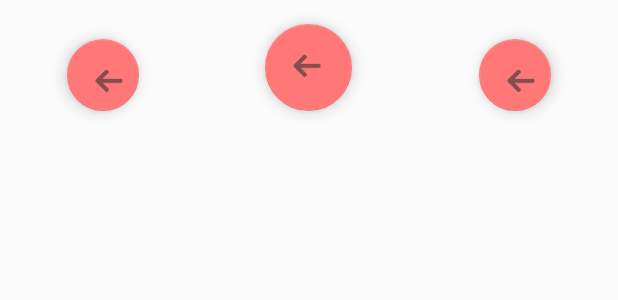
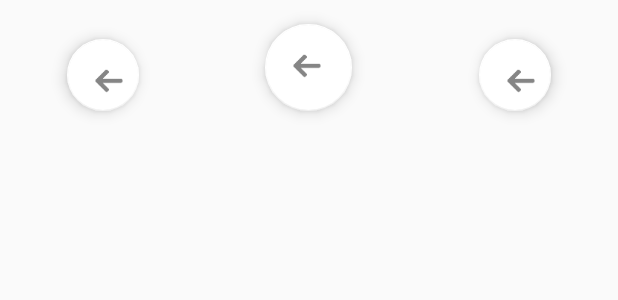
Before and after one commit to hnguyenworkstation/concert-buddies, an Android app: the layout custom_bottom_bar.xml on its own in the app's theme, with its tools: preview values and no code run, on a phone screen of 412 x 824 dp. Shown: the top 300 px of the screen. Run offline under Robolectric (Android 15) with nearby library versions, the phone set to English and light mode, and no system bars.

Commit message:
changed background tint mode for menu buttons

```diff
--- a/app/src/main/java/com/app/concertbud/concertbuddies/Activity/MainActivity.java
+++ b/app/src/main/java/com/app/concertbud/concertbuddies/Activity/MainActivity.java
@@ -31,7 +31,6 @@ import butterknife.ButterKnife;
 import butterknife.Unbinder;
 
 public class MainActivity extends BaseActivity implements View.OnClickListener{
-
     @BindView(R.id.home_tab)
     FloatingActionButton mHomeTabBtn;
     @BindView(R.id.loc_map_tab)
@@ -47,6 +46,7 @@ public class MainActivity extends BaseActivity implements View.OnClickListener{
 
     @BindView(R.id.image_btn)
     ImageView mProfileImg;
+
     @BindView(R.id.progress_bar)
     ProgressBar mProgressBar;
 
--- a/app/src/main/res/layout/custom_bottom_bar.xml
+++ b/app/src/main/res/layout/custom_bottom_bar.xml
@@ -3,6 +3,7 @@
     xmlns:android="http://schemas.android.com/apk/res/android"
     android:layout_width="match_parent"
     android:layout_height="wrap_content"
+    xmlns:app="http://schemas.android.com/apk/res-auto"
     android:background="@null">
 
     <LinearLayout
@@ -23,6 +24,7 @@
                 android:id="@+id/home_tab"
                 android:layout_margin="@dimen/margin_16"
                 android:src="@drawable/ic_left_arrow"
+                app:backgroundTint="@color/white"
                 android:layout_width="48dp"
                 android:layout_height="48dp"
                 android:shadowColor="#A8A8A8"
@@ -42,6 +44,7 @@
                 android:layout_width="58dp"
                 android:layout_height="58dp"
                 android:layout_margin="@dimen/margin_16"
+                app:backgroundTint="@color/white"
                 android:scaleType="centerInside"
                 android:shadowColor="#A8A8A8"
                 android:shadowRadius="5"
@@ -58,6 +61,7 @@
             <android.support.design.widget.FloatingActionButton
                 android:id="@+id/advance_tab"
                 android:layout_margin="@dimen/margin_16"
+                app:backgroundTint="@color/white"
                 android:src="@drawable/ic_left_arrow"
                 android:layout_width="48dp"
                 android:layout_height="48dp"
```
